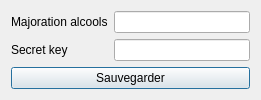
Old version of the form application/ui/settings_window.ui in the repository nils-van-zuijlen/Enibar.
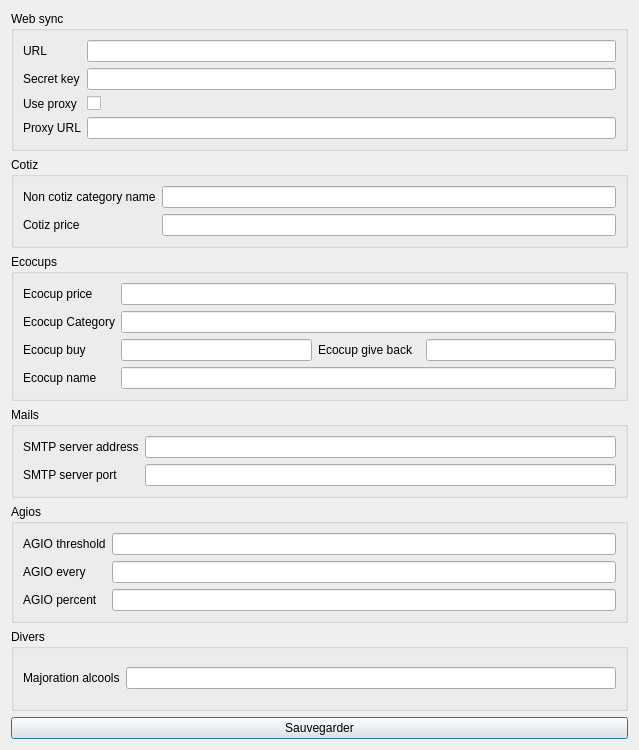
New version of the form. Custom widgets are drawn as their Qt base class.

Commit message: Fully synced settings.

```diff
--- a/application/ui/settings_window.ui
+++ b/application/ui/settings_window.ui
@@ -9,41 +9,284 @@
    <rect>
     <x>0</x>
     <y>0</y>
-    <width>261</width>
-    <height>87</height>
+    <width>639</width>
+    <height>750</height>
    </rect>
   </property>
   <property name="windowTitle">
    <string>Paramètres</string>
   </property>
-  <layout class="QFormLayout" name="formLayout">
-   <item row="0" column="0">
-    <widget class="QLabel" name="majoration_label">
-     <property name="text">
-      <string>Majoration alcools</string>
+  <layout class="QGridLayout" name="gridLayout_13">
+   <item row="1" column="0" colspan="2">
+    <widget class="QGroupBox" name="web_groupbox">
+     <property name="title">
+      <string>Web sync</string>
      </property>
+     <layout class="QGridLayout" name="gridLayout_8">
+      <item row="0" column="0">
+       <layout class="QGridLayout" name="gridLayout">
+        <item row="0" column="0">
+         <widget class="QLabel" name="web_url_label">
+          <property name="text">
+           <string>URL</string>
+          </property>
+         </widget>
+        </item>
+        <item row="1" column="2">
+         <widget class="Input" name="web_key_input"/>
+        </item>
+        <item row="2" column="2">
+         <widget class="QCheckBox" name="web_use_proxy_input">
+          <property name="sizePolicy">
+           <sizepolicy hsizetype="Minimum" vsizetype="Fixed">
+            <horstretch>0</horstretch>
+            <verstretch>0</verstretch>
+           </sizepolicy>
+          </property>
+          <property name="font">
+           <font>
+            <pointsize>9</pointsize>
+           </font>
+          </property>
+          <property name="text">
+           <string/>
+          </property>
+         </widget>
+        </item>
+        <item row="2" column="0">
+         <widget class="QLabel" name="web_use_proxy_label">
+          <property name="text">
+           <string>Use proxy</string>
+          </property>
+         </widget>
+        </item>
+        <item row="0" column="2">
+         <widget class="Input" name="web_url_input"/>
+        </item>
+        <item row="1" column="0">
+         <widget class="QLabel" name="web_key_label">
+          <property name="text">
+           <string>Secret key</string>
+          </property>
+         </widget>
+        </item>
+        <item row="4" column="2">
+         <widget class="Input" name="web_proxy_url_input"/>
+        </item>
+        <item row="4" column="0">
+         <widget class="QLabel" name="web_proxy_url_label">
+          <property name="text">
+           <string>Proxy URL</string>
+          </property>
+         </widget>
+        </item>
+       </layout>
+      </item>
+     </layout>
     </widget>
    </item>
-   <item row="1" column="0">
-    <widget class="QLabel" name="key_label">
-     <property name="text">
-      <string>Secret key</string>
-     </property>
-    </widget>
-   </item>
-   <item row="1" column="1">
-    <widget class="Input" name="key_input"/>
-   </item>
    <item row="2" column="0" colspan="2">
+    <widget class="QGroupBox" name="cotiz_groupbox">
+     <property name="title">
+      <string>Cotiz</string>
+     </property>
+     <layout class="QGridLayout" name="gridLayout_7">
+      <item row="0" column="0">
+       <layout class="QGridLayout" name="gridLayout_2">
+        <item row="0" column="0">
+         <widget class="QLabel" name="cotiz_noncotiz_name_label">
+          <property name="text">
+           <string>Non cotiz category name</string>
+          </property>
+         </widget>
+        </item>
+        <item row="1" column="0">
+         <widget class="QLabel" name="cotiz_price_label">
+          <property name="text">
+           <string>Cotiz price</string>
+          </property>
+         </widget>
+        </item>
+        <item row="0" column="1">
+         <widget class="Input" name="cotiz_noncotiz_input"/>
+        </item>
+        <item row="1" column="1">
+         <widget class="Input" name="cotiz_price_input"/>
+        </item>
+       </layout>
+      </item>
+     </layout>
+    </widget>
+   </item>
+   <item row="3" column="0" colspan="2">
+    <widget class="QGroupBox" name="ecocups_groupbox">
+     <property name="title">
+      <string>Ecocups</string>
+     </property>
+     <layout class="QGridLayout" name="gridLayout_9">
+      <item row="0" column="1">
+       <layout class="QGridLayout" name="gridLayout_3">
+        <item row="0" column="0">
+         <widget class="QLabel" name="ecocups_price_label">
+          <property name="text">
+           <string>Ecocup price</string>
+          </property>
+         </widget>
+        </item>
+        <item row="3" column="4">
+         <widget class="Input" name="ecocups_repay_input"/>
+        </item>
+        <item row="3" column="0">
+         <widget class="QLabel" name="ecocups_buy_label">
+          <property name="text">
+           <string>Ecocup buy</string>
+          </property>
+         </widget>
+        </item>
+        <item row="1" column="0">
+         <widget class="QLabel" name="ecocups_category_label">
+          <property name="text">
+           <string>Ecocup Category</string>
+          </property>
+         </widget>
+        </item>
+        <item row="4" column="0">
+         <widget class="QLabel" name="ecocups_name_label">
+          <property name="text">
+           <string>Ecocup name</string>
+          </property>
+         </widget>
+        </item>
+        <item row="3" column="2">
+         <widget class="QLabel" name="ecocups_repay_label">
+          <property name="text">
+           <string>Ecocup give back</string>
+          </property>
+         </widget>
+        </item>
+        <item row="3" column="1">
+         <widget class="Input" name="ecocups_buy_input"/>
+        </item>
+        <item row="0" column="1" colspan="4">
+         <widget class="Input" name="ecocups_price_input"/>
+        </item>
+        <item row="1" column="1" colspan="4">
+         <widget class="Input" name="ecocups_category_input"/>
+        </item>
+        <item row="4" column="1" colspan="4">
+         <widget class="Input" name="ecocups_name_input"/>
+        </item>
+       </layout>
+      </item>
+     </layout>
+    </widget>
+   </item>
+   <item row="4" column="0" colspan="2">
+    <widget class="QGroupBox" name="mails_groupbox">
+     <property name="title">
+      <string>Mails</string>
+     </property>
+     <layout class="QGridLayout" name="gridLayout_11">
+      <item row="0" column="0">
+       <layout class="QGridLayout" name="gridLayout_4">
+        <item row="1" column="0">
+         <widget class="QLabel" name="smtp_server_port_label">
+          <property name="text">
+           <string>SMTP server port</string>
+          </property>
+         </widget>
+        </item>
+        <item row="0" column="0">
+         <widget class="QLabel" name="smtp_server_address_label">
+          <property name="text">
+           <string>SMTP server address</string>
+          </property>
+         </widget>
+        </item>
+        <item row="0" column="1">
+         <widget class="Input" name="smtp_server_address_input"/>
+        </item>
+        <item row="1" column="1">
+         <widget class="Input" name="smtp_server_port_input"/>
+        </item>
+       </layout>
+      </item>
+     </layout>
+    </widget>
+   </item>
+   <item row="5" column="0" colspan="2">
+    <widget class="QGroupBox" name="agio_groupbox">
+     <property name="title">
+      <string>Agios</string>
+     </property>
+     <layout class="QGridLayout" name="gridLayout_10">
+      <item row="0" column="0">
+       <layout class="QGridLayout" name="gridLayout_5">
+        <item row="0" column="0">
+         <widget class="QLabel" name="agio_threshold_label">
+          <property name="text">
+           <string>AGIO threshold</string>
+          </property>
+         </widget>
+        </item>
+        <item row="3" column="0">
+         <widget class="QLabel" name="agio_percent_label">
+          <property name="text">
+           <string>AGIO percent</string>
+          </property>
+         </widget>
+        </item>
+        <item row="2" column="0">
+         <widget class="QLabel" name="agio_every_label">
+          <property name="text">
+           <string>AGIO every</string>
+          </property>
+         </widget>
+        </item>
+        <item row="0" column="1">
+         <widget class="Input" name="agio_threshold_input"/>
+        </item>
+        <item row="2" column="1">
+         <widget class="Input" name="agio_every_input"/>
+        </item>
+        <item row="3" column="1">
+         <widget class="Input" name="agio_percent_input"/>
+        </item>
+       </layout>
+      </item>
+     </layout>
+    </widget>
+   </item>
+   <item row="6" column="0" colspan="2">
+    <widget class="QGroupBox" name="diverse_groupbox">
+     <property name="title">
+      <string>Divers</string>
+     </property>
+     <layout class="QGridLayout" name="gridLayout_12">
+      <item row="0" column="0">
+       <layout class="QGridLayout" name="gridLayout_6">
+        <item row="0" column="0">
+         <widget class="QLabel" name="majoration_label">
+          <property name="text">
+           <string>Majoration alcools</string>
+          </property>
+         </widget>
+        </item>
+        <item row="0" column="1">
+         <widget class="Input" name="majoration_input"/>
+        </item>
+       </layout>
+      </item>
+     </layout>
+    </widget>
+   </item>
+   <item row="8" column="0" colspan="2">
     <widget class="QPushButton" name="save_button">
      <property name="text">
       <string>Sauvegarder</string>
      </property>
     </widget>
    </item>
-   <item row="0" column="1">
-    <widget class="Input" name="majoration_input"/>
-   </item>
   </layout>
  </widget>
  <customwidgets>
```
Left out of the diff: 36 changed lines with no effect on the pictures. The commit also changes 14 other files.
